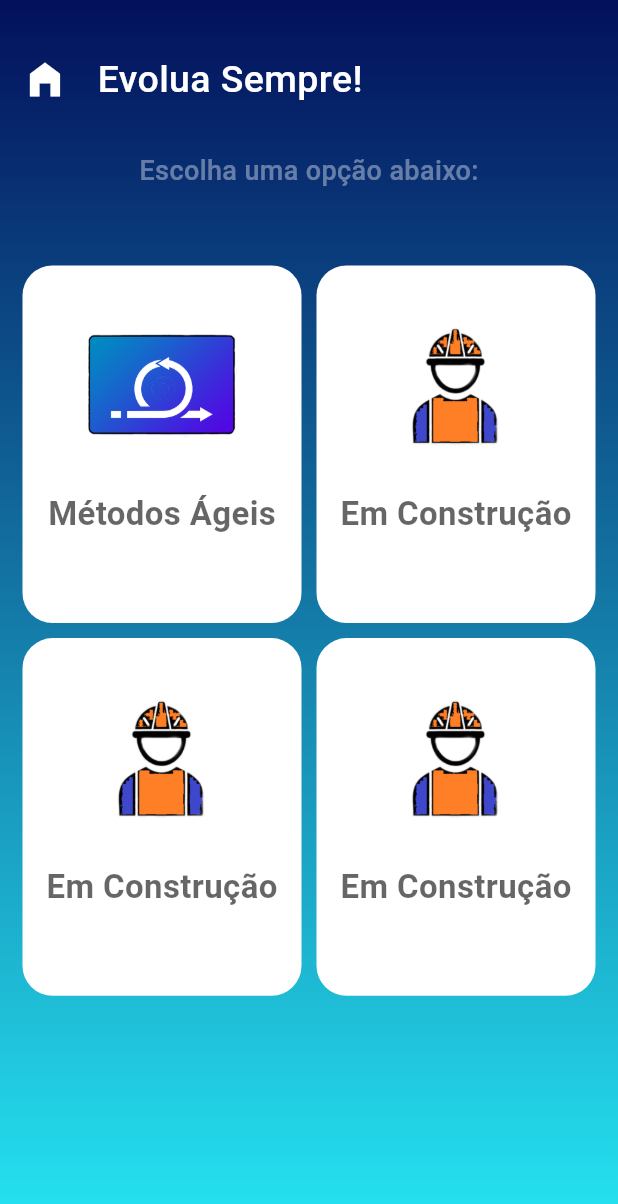
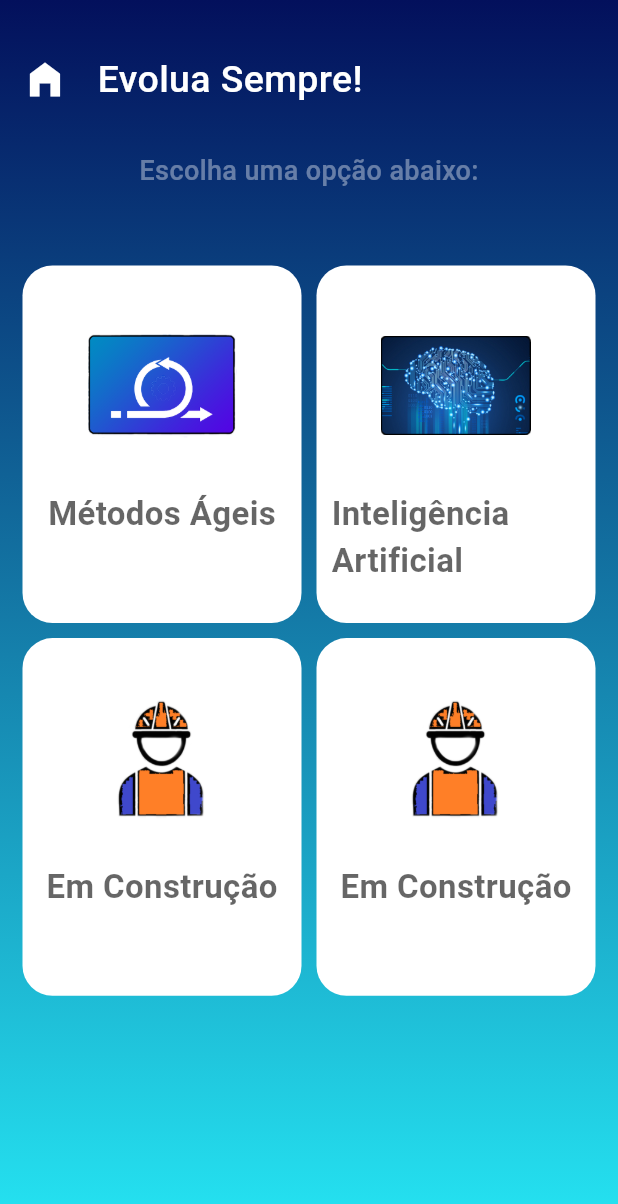
Before and after one commit to WillianSeidel/Miniquiz-Faculdade, a Flutter app: the HomeScreen screen opened directly, on a phone screen of 412 x 824 dp. Shown: the top 1204 px of the screen. Run offline on Flutter 3.47's test engine with Material 3 defaults, Android fonts, the light colour scheme and no system bars.

Commit message:
feat: icon app

```diff
--- a/mini_quiz_uninter/lib/Data/data.dart
+++ b/mini_quiz_uninter/lib/Data/data.dart
@@ -117,7 +117,7 @@ class Data {
       ]),
     ]),
     Category(
-        name: 'Em Construção', image: 'assets/construcao.png', quizSets: []),
+        name: 'Inteligência Artificial', image: 'assets/ia.png', quizSets: []),
     Category(
         name: 'Em Construção', image: 'assets/construcao.png', quizSets: []),
     Category(
```
Also changed, not shown: mini_quiz_uninter/pubspec.yaml (+7 -0 lines), mini_quiz_uninter/assets/ia.png (added), mini_quiz_uninter/assets/icon/studiyclock.png (added), mini_quiz_uninter/pubspec.lock, 6 other files.
